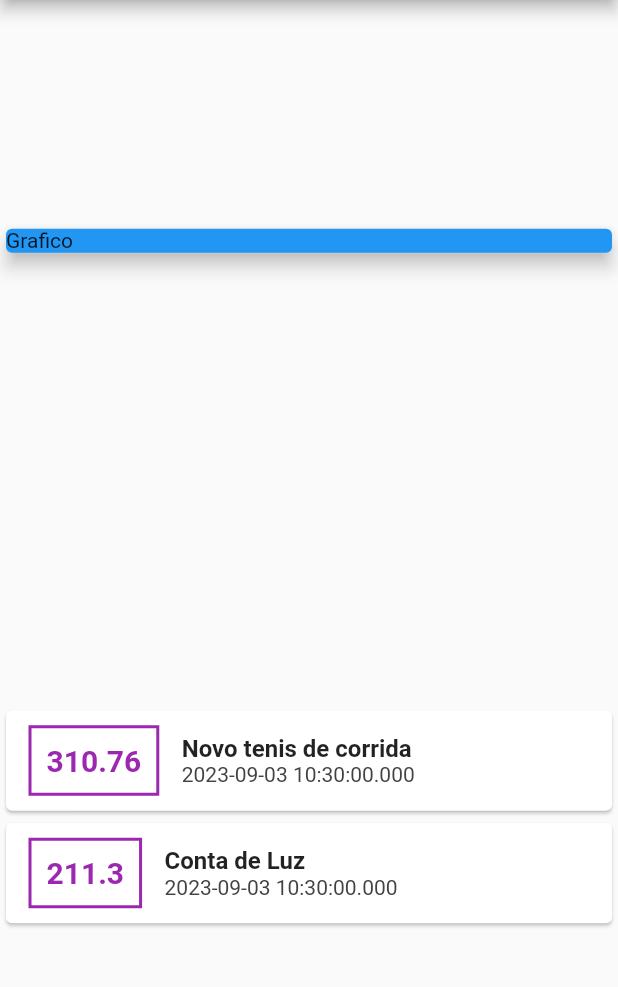
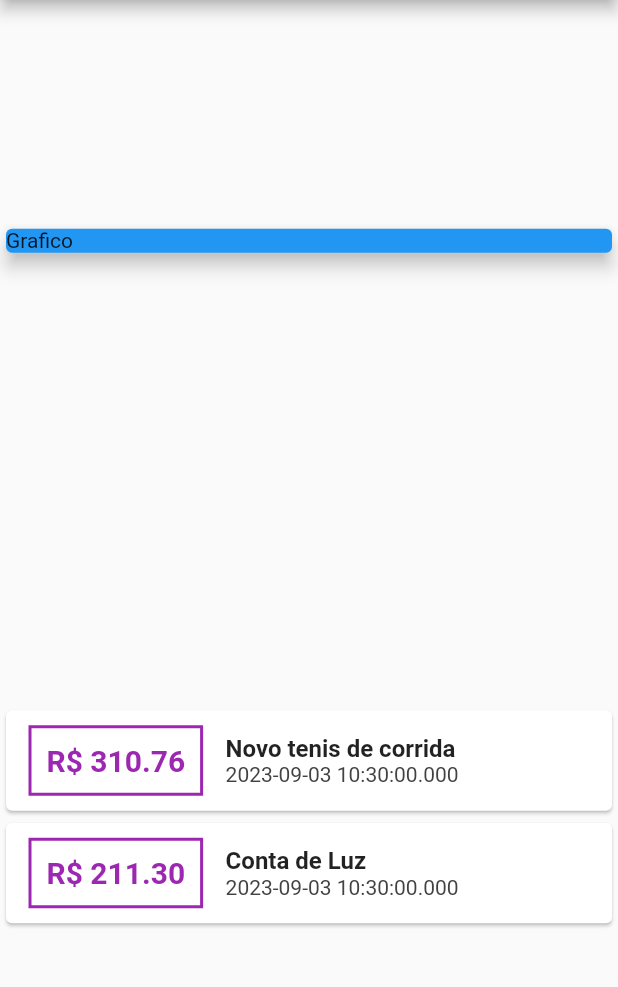
Before and after one commit to bernardoxm/Despesas-pessoais, a Flutter app: the screen it shows after launch, on a phone screen of 412 x 824 dp, the part 84-1071 px from its top. Run offline on Flutter 3.47's test engine with Material 2 defaults, Android fonts, the phone set to English and light mode, and no system bars.

Commit message:
interpolacao dos valores

```diff
--- a/despesas_pessoais/lib/main.dart
+++ b/despesas_pessoais/lib/main.dart
@@ -52,7 +52,7 @@ class MyHomePage extends StatelessWidget {
                     margin: EdgeInsets.symmetric(horizontal: 15,vertical: 10),
                     decoration: BoxDecoration(border: Border.all(color:Colors.purple,width: 2,)),
                     padding: EdgeInsets.all(10),
-                    child: Text(tr.value.toString(),
+                    child: Text('R\$ ${tr.value.toStringAsFixed(2)}',
                     style: TextStyle(fontWeight: FontWeight.bold,fontSize: 20,color: Colors.purple,),
                     ),
                   ),
```
